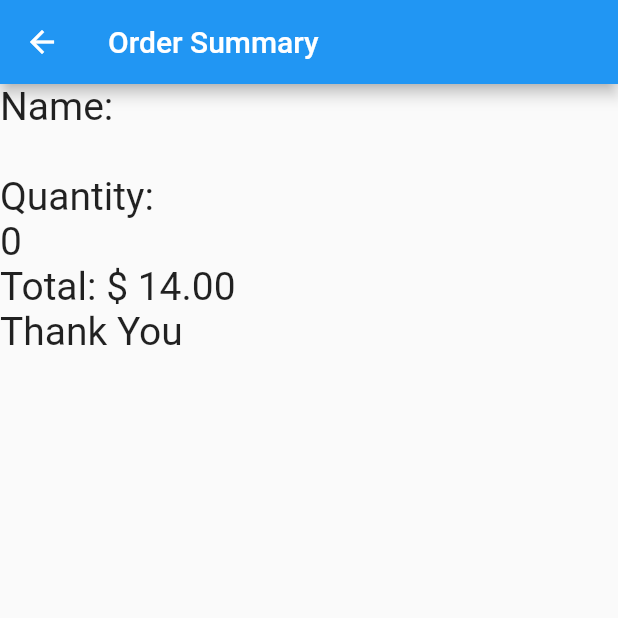
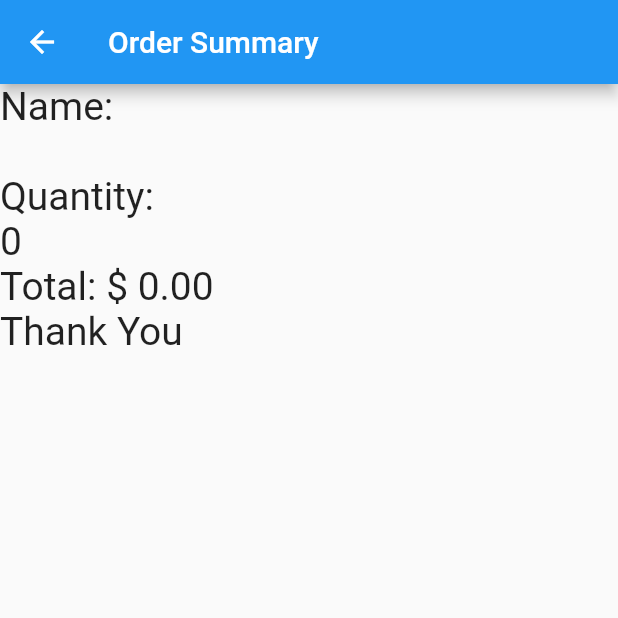
Before and after one commit to gaurav-kumar29/ACM_Task1, a Flutter app: the screen it shows after launch, after a tap on "ORDER", on a phone screen of 412 x 824 dp, the top half of it. Run offline on Flutter 3.47's test engine with Material 2 defaults, Android fonts, the phone set to English and light mode, and no system bars.

Commit message:
Coffee ordering App

```diff
--- a/lib/main.dart
+++ b/lib/main.dart
@@ -32,7 +32,11 @@ class _MyHomePageState extends State<MyHomePage> {
 
   @override
   Widget build(BuildContext context) {
+    double cost;
+    double qty = double.parse((_n).toString());
+    cost = qty*14.00;
     return new Scaffold(
+        resizeToAvoidBottomInset : false,
         appBar: AppBar(
           centerTitle: true,
           title: Text('Coffee App'),
@@ -96,7 +100,7 @@ class _MyHomePageState extends State<MyHomePage> {
                       ),
                     ),
                   ),
-                  //Center(child: Text('Order Summary',style: TextStyle(fontSize: 26),)),
+
                   Spacer(),
                   new ListTile(
                     title: new RaisedButton(
@@ -122,14 +126,16 @@ class _MyHomePageState extends State<MyHomePage> {
                     title: new RaisedButton(
                       child: new Text("EMAIL ORDER"),
                       onPressed: () {
-                        if(valuefirst==true && valuesecond==true)
-                          _launchURL('example@gmail.com', 'Order Summary', 'Name: $enteredText, +Whipped Cream, +Chocolate, Quantity: $_n, Total: \$14.00');
-                        if(valuefirst==true && valuesecond==false)
-                          _launchURL('example@gmail.com', 'Order Summary', 'Name: $enteredText, +Whipped Cream, Quantity: $_n, Total: \$14.00');
-                        if(valuefirst==false && valuesecond==true)
-                          _launchURL('example@gmail.com', 'Order Summary', 'Name: $enteredText, +Chocolate, Quantity: $_n, Total: \$14.00');
-                        if(valuefirst==false && valuesecond==false)
-                          _launchURL('example@gmail.com', 'Order Summary', 'Name: $enteredText, Quantity: $_n, Total: \$14.00');
+                        if(_n==0)
+                          _launchURL('example@gmail.com', 'Order Summary', 'Name: $enteredText, Quantity: $_n, Total: \$*0.00');
+                        if(_n!=0 && valuefirst==true && valuesecond==true)
+                          _launchURL('example@gmail.com', 'Order Summary', 'Name: $enteredText, +Whipped Cream, +Chocolate, Quantity: $_n, Total: \$$cost');
+                        if(_n!=0 && valuefirst==true && valuesecond==false)
+                          _launchURL('example@gmail.com', 'Order Summary', 'Name: $enteredText, +Whipped Cream, Quantity: $_n, Total: \$$cost');
+                        if(_n!=0 && valuefirst==false && valuesecond==true)
+                          _launchURL('example@gmail.com', 'Order Summary', 'Name: $enteredText, +Chocolate, Quantity: $_n, Total: \$$cost');
+                        if(_n!=0 && valuefirst==false && valuesecond==false)
+                          _launchURL('example@gmail.com', 'Order Summary', 'Name: $enteredText, Quantity: $_n, Total: \$$cost');
 
                       },
                     ),
@@ -170,6 +176,7 @@ class _MyHomePageState extends State<MyHomePage> {
 
 class NextPage extends StatefulWidget {
   final String value;
+  int cost;
 
 
   NextPage({Key key, this.value}) : super(key: key);
@@ -182,6 +189,9 @@ class _NextPageState extends State<NextPage> {
 
   @override
   Widget build(BuildContext context) {
+    double cost;
+    double qty = double.parse((_MyHomePageState._n).toString());
+    cost = qty*14.00;
     return new Scaffold(
       appBar: new AppBar(
         title: new Text("Order Summary"),
@@ -196,7 +206,10 @@ class _NextPageState extends State<NextPage> {
             Text('+Chocolate',style: TextStyle(fontSize: 26),),
           new Text("Quantity:",style: TextStyle(fontSize: 26),),
           new Text("${_MyHomePageState._n}",style: TextStyle(fontSize: 26),),
-          new Text("Total: \$ 14.00",style: TextStyle(fontSize: 26),),
+          if(_MyHomePageState._n==0)
+            new Text("Total: \$ 0.00",style: TextStyle(fontSize: 26),),
+          if(_MyHomePageState._n!=0)
+            new Text("Total: \$ $cost",style: TextStyle(fontSize: 26),),
           new Text("Thank You",style: TextStyle(fontSize: 26),),
         ],
       ),
```
